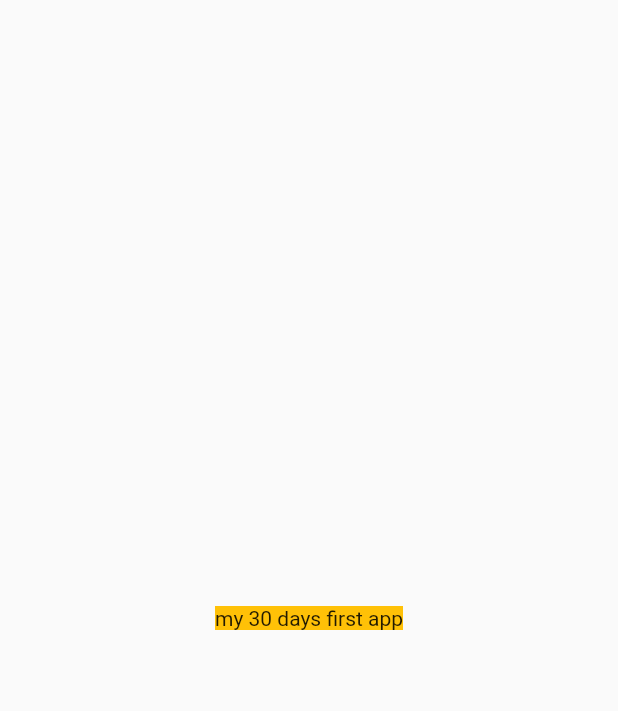
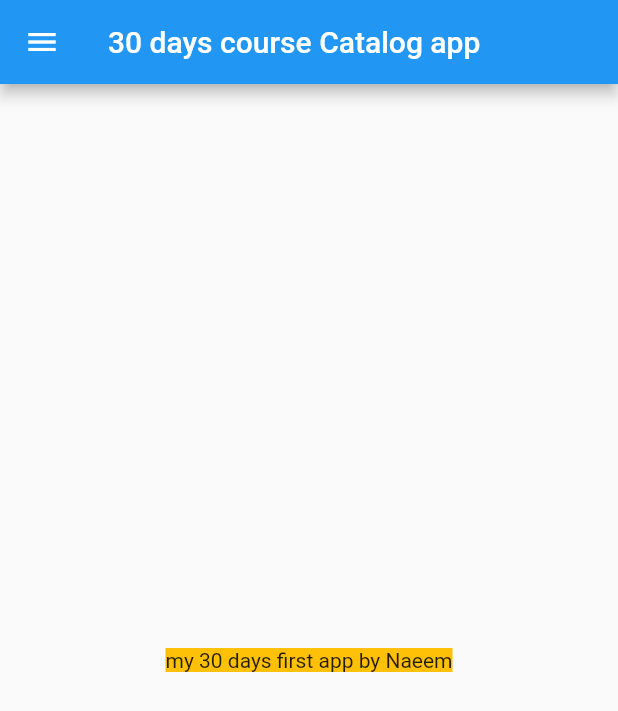
Before and after one commit to royalnaeem/30DaysOfFlutter, a Flutter app: the screen it shows after launch, on a phone screen of 412 x 824 dp. Shown: the top 711 px of the screen. Run offline on Flutter 3.47's test engine with Material 2 defaults, Android fonts, the phone set to English and light mode, and no system bars.

Commit message:
Day2 Complete

```diff
--- /dev/null
+++ b/lib/home_page.dart
@@ -0,0 +1,23 @@
+import 'package:flutter/material.dart';
+
+class HomePage extends StatelessWidget {
+  final int days = 30;
+  final String name = "Naeem";
+  @override
+  Widget build(BuildContext context) {
+    return Scaffold(
+      appBar: AppBar(
+        title: Text('30 days course Catalog app'),
+      ),
+      body: Material(
+        child: Center(
+          child: Container(
+            color: Colors.amber,
+            child: Text('my $days days first app by $name'),
+          ),
+        ),
+      ),
+      drawer: Drawer(),
+    );
+  }
+}
--- a/lib/main.dart
+++ b/lib/main.dart
@@ -1,21 +1,16 @@
 import 'package:flutter/material.dart';
+import 'package:flutter_catalog/home_page.dart';
 
 void main() {
   runApp(MyApp());
 }
 
+// ignore: must_be_immutable
 class MyApp extends StatelessWidget {
   @override
   Widget build(BuildContext context) {
     return MaterialApp(
-      home: Material(
-        child: Center(
-          child: Container(
-            color: Colors.amber,
-            child: Text('my 30 days first app'),
-          ),
-        ),
-      ),
+      home: HomePage(),
     );
   }
 }
```
